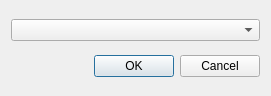
Old version of the form rqt/rqt_console/src/rqt_console/combo_input_dialog.ui in the repository ros-visualization/rqt.
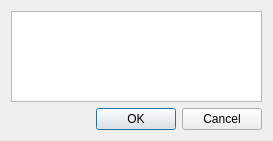
New version of the form.

Diff of the .ui file:
```diff
--- a/rqt/rqt_console/src/rqt_console/combo_input_dialog.ui
+++ b/rqt/rqt_console/src/rqt_console/combo_input_dialog.ui
@@ -6,8 +6,8 @@
    <rect>
     <x>0</x>
     <y>0</y>
-    <width>271</width>
-    <height>96</height>
+    <width>273</width>
+    <height>141</height>
    </rect>
   </property>
   <property name="windowTitle">
@@ -15,7 +15,11 @@
   </property>
   <layout class="QVBoxLayout" name="verticalLayout">
    <item>
-    <widget class="QComboBox" name="combo_box"/>
+    <widget class="QListWidget" name="list_box">
+     <property name="selectionMode">
+      <enum>QAbstractItemView::MultiSelection</enum>
+     </property>
+    </widget>
    </item>
    <item>
     <widget class="QDialogButtonBox" name="buttonBox">
```
